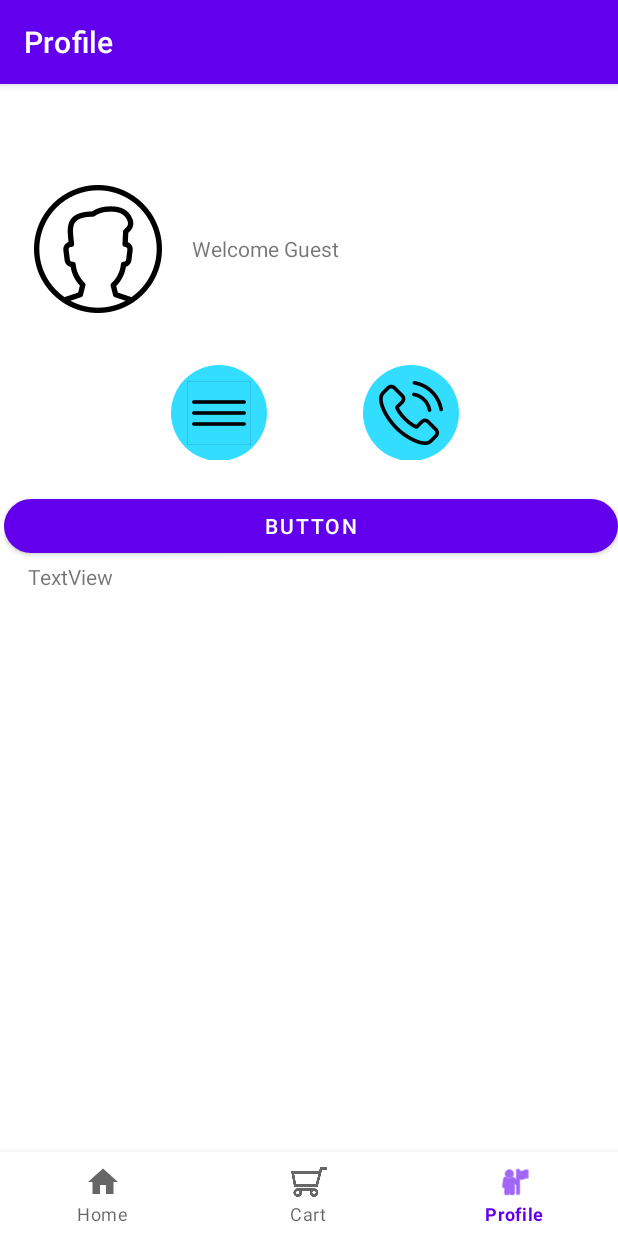
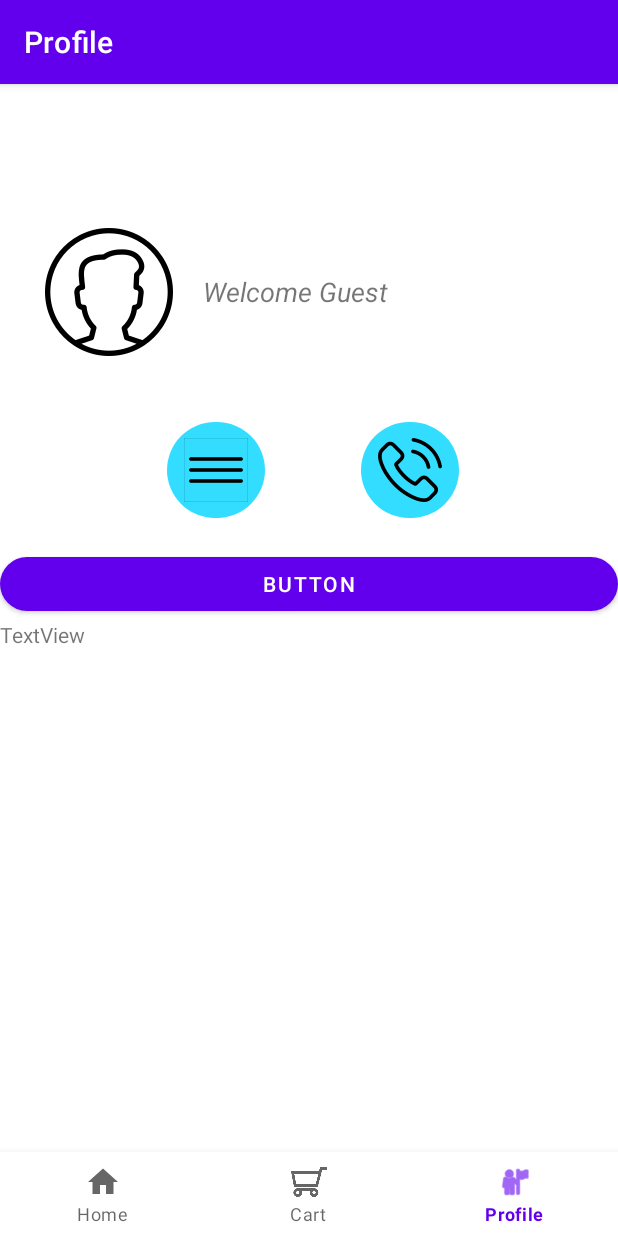
Before and after one commit to NVC414/proiect_practica_WindRiver, an Android app: the ProfileFragment screen opened through its navigation route, on a phone screen of 412 x 824 dp. Run offline under Robolectric (Android 15) with nearby library versions, the phone set to English and light mode, and no system bars; our stand-ins replace Firebase (no records; nobody signed in at launch, a user with empty details on screens opened directly), navigation-ui.

Commit message:
deleted unused icons, renamed icons to be more descriptive, modified layout slightly to use parent sizes

```diff
--- a/app/src/main/java/com/example/myapplication/MainActivity.java
+++ b/app/src/main/java/com/example/myapplication/MainActivity.java
@@ -30,7 +30,6 @@ import kotlin.random.URandomKt;
 public class MainActivity extends AppCompatActivity
     {
 
-    private ActivityMainBinding binding;
         private DatabaseReference mDatabase;
 
     @Override
@@ -39,7 +38,7 @@ public class MainActivity extends AppCompatActivity
         super.onCreate(savedInstanceState);
         FirebaseDatabase.getInstance().setPersistenceEnabled(true);
         mDatabase = FirebaseDatabase.getInstance().getReference();
-        binding = ActivityMainBinding.inflate(getLayoutInflater());
+        ActivityMainBinding binding = ActivityMainBinding.inflate(getLayoutInflater());
         setContentView(binding.getRoot());
 
         BottomNavigationView navView = findViewById(R.id.nav_view);
--- a/app/src/main/java/com/example/myapplication/ui/profile/ProfileFragment.java
+++ b/app/src/main/java/com/example/myapplication/ui/profile/ProfileFragment.java
@@ -6,14 +6,10 @@ import android.view.LayoutInflater;
 import android.view.MotionEvent;
 import android.view.View;
 import android.view.ViewGroup;
-import android.widget.Button;
 import android.widget.ImageButton;
-import android.widget.TextView;
-import android.widget.Toast;
 
 import androidx.annotation.NonNull;
 import androidx.fragment.app.Fragment;
-import androidx.lifecycle.ViewModelProvider;
 
 import com.example.myapplication.R;
 import com.example.myapplication.databinding.FragmentProfileBinding;
@@ -25,8 +21,8 @@ public class ProfileFragment extends Fragment
     {
         binding = FragmentProfileBinding.inflate(inflater, container, false);
         View root = binding.getRoot();
-        ImageButton settingsButton = root.findViewById(R.id.imageButton4);
-        ImageButton callButton = root.findViewById(R.id.imageButton3);
+        ImageButton settingsButton = root.findViewById(R.id.myOrdersButton);
+        ImageButton callButton = root.findViewById(R.id.callSupportButton);
 
         setupButtonFeedback(settingsButton);
         setupButtonFeedback(callButton);
--- a/app/src/main/res/layout/fragment_profile.xml
+++ b/app/src/main/res/layout/fragment_profile.xml
@@ -8,8 +8,8 @@
 
     <LinearLayout
         android:id="@+id/linearLayout"
-        android:layout_width="409dp"
-        android:layout_height="729dp"
+        android:layout_width="0dp"
+        android:layout_height="0dp"
         android:orientation="vertical"
         app:layout_constraintBottom_toBottomOf="parent"
         app:layout_constraintEnd_toEndOf="parent"
@@ -19,64 +19,68 @@
         app:layout_constraintVertical_bias="0.0">
 
         <TextView
-            android:id="@+id/textView"
+            android:id="@+id/welcomeBannerTextView"
             android:layout_width="match_parent"
-            android:layout_height="107dp"
-            android:drawableStart="@drawable/user_profile_svgrepo_com128"
+            android:layout_height="wrap_content"
+            android:layout_marginStart="10dp"
+            android:layout_marginTop="20dp"
+            android:layout_marginEnd="10dp"
             android:drawablePadding="20dp"
             android:gravity="center_vertical"
             android:padding="20dp"
-            android:paddingTop="10dp"
             android:text="Welcome Guest"
-            android:textIsSelectable="false" />
+            android:textIsSelectable="false"
+            android:textSize="18sp"
+            android:textStyle="italic"
+            app:drawableStartCompat="@drawable/guest_icon" />
 
         <androidx.constraintlayout.widget.ConstraintLayout
             android:id="@+id/linearLayout2"
             android:layout_width="match_parent"
-            android:layout_height="67dp"
+            android:layout_height="wrap_content"
             android:layout_marginTop="20dp"
             android:layout_marginBottom="20dp"
             android:gravity="center">
 
             <ImageButton
-                android:id="@+id/imageButton4"
+                android:id="@+id/myOrdersButton"
                 android:layout_width="0dp"
                 android:layout_height="0dp"
                 android:layout_marginStart="111dp"
                 android:layout_marginEnd="64dp"
                 android:background="@drawable/button_ripple"
                 android:clickable="true"
-                android:contentDescription="Profile Settings"
+                android:contentDescription="@string/my_orders"
                 android:focusable="true"
                 android:scaleType="centerInside"
-                android:src="@drawable/rect4"
-                app:layout_constraintBottom_toBottomOf="@+id/imageButton3"
-                app:layout_constraintEnd_toStartOf="@+id/imageButton3"
+                android:src="@drawable/three_bars"
+                app:layout_constraintBottom_toBottomOf="@+id/callSupportButton"
+                app:layout_constraintEnd_toStartOf="@+id/callSupportButton"
                 app:layout_constraintStart_toStartOf="parent"
-                app:layout_constraintTop_toTopOf="@+id/imageButton3"
+                app:layout_constraintTop_toTopOf="@+id/callSupportButton"
                 app:layout_constraintVertical_bias="0.0" />
 
             <ImageButton
-                android:id="@+id/imageButton3"
+                android:id="@+id/callSupportButton"
                 android:layout_width="0dp"
                 android:layout_height="64dp"
                 android:layout_marginTop="4dp"
                 android:layout_marginEnd="106dp"
                 android:background="@drawable/button_ripple"
                 android:clickable="true"
-                android:contentDescription="Call Support"
+                android:contentDescription="@string/call_support"
                 android:focusable="true"
                 android:scaleType="centerInside"
-                android:src="@drawable/phone_call_svgrepo_com"
+                android:src="@drawable/phone_icon"
                 app:layout_constraintEnd_toEndOf="parent"
-                app:layout_constraintStart_toEndOf="@+id/imageButton4"
+                app:layout_constraintStart_toEndOf="@+id/myOrdersButton"
                 app:layout_constraintTop_toTopOf="parent" />
 
         </androidx.constraintlayout.widget.ConstraintLayout>
 
         <LinearLayout
             android:layout_width="match_parent"
-            android:layout_height="496dp"
+            android:layout_height="wrap_content"
             android:orientation="vertical">
 
             <Button
@@ -90,11 +94,10 @@
             <TextView
                 android:id="@+id/textView2"
                 android:layout_width="match_parent"
-                android:layout_height="75dp"
-                android:layout_marginStart="16dp"
-                android:layout_marginLeft="16dp"
+                android:layout_height="wrap_content"
                 android:text="TextView"
                 app:layout_constraintStart_toStartOf="parent" />
+
         </LinearLayout>
 
     </LinearLayout>
--- a/app/src/main/res/menu/bottom_nav_menu.xml
+++ b/app/src/main/res/menu/bottom_nav_menu.xml
@@ -9,7 +9,7 @@
         android:id="@+id/navigation_cart"
         android:layout_width="wrap_content"
         android:layout_height="wrap_content"
-        android:icon="@drawable/shopping_cart_outline_svgrepo_com200"
+        android:icon="@drawable/shopping_cart_outline"
         android:title="@string/title_cart" />
     <item
         android:id="@+id/navigation_profile"
--- a/app/src/main/res/values/strings.xml
+++ b/app/src/main/res/values/strings.xml
@@ -3,4 +3,6 @@
     <string name="title_home">Home</string>
     <string name="title_profile">Profile</string>
     <string name="title_cart">Cart</string>
+    <string name="my_orders">My Orders</string>
+    <string name="call_support">Call Support</string>
 </resources>
```
Also changed, not shown: app/src/main/res/drawable-nodpi/guest_icon.png (renamed from app/src/main/res/drawable-nodpi/user_profile_svgrepo_com128.png), app/src/main/res/drawable-nodpi/phone_icon.png (renamed from app/src/main/res/drawable-nodpi/phone_call_svgrepo_com.png), app/src/main/res/drawable-nodpi/shopping_cart_outline.png (renamed from app/src/main/res/drawable-nodpi/shopping_cart_outline_svgrepo_com200.png), app/src/main/res/drawable-nodpi/shopping_cart_outline_svgrepo_com.png (deleted), app/src/main/res/drawable-nodpi/three_bars.png (renamed from app/src/main/res/drawable-nodpi/rect4.png), app/src/main/res/drawable-nodpi/user_profile_svgrepo_com.png (deleted), 2 other files.
